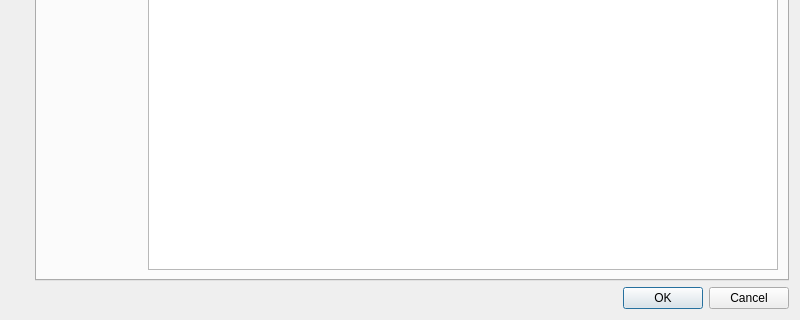
Above: activate/resources/ui/settings.ui from TomFryers/activate before the change; both pictures show x 0 to 800 and y 280 to 600 of the 800 by 600 pixel window. Below: the same form after it.
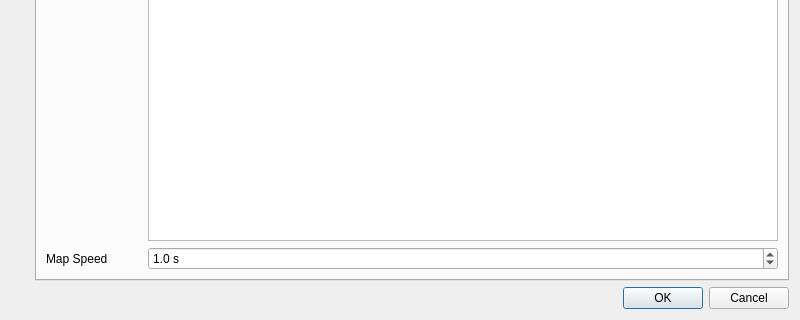
That is the form after the change. Custom widgets are drawn as their Qt base class.

Commit message: Allow changing map fly speed

Diff of the .ui file:
```diff
--- a/activate/resources/ui/settings.ui
+++ b/activate/resources/ui/settings.ui
@@ -47,6 +47,32 @@
          </property>
         </widget>
        </item>
+       <item row="1" column="0">
+        <widget class="QLabel" name="map_speed">
+         <property name="text">
+          <string>Map Speed</string>
+         </property>
+        </widget>
+       </item>
+       <item row="1" column="1">
+        <widget class="QDoubleSpinBox" name="map_speed_edit">
+         <property name="suffix">
+          <string> s</string>
+         </property>
+         <property name="decimals">
+          <number>1</number>
+         </property>
+         <property name="maximum">
+          <double>10.000000000000000</double>
+         </property>
+         <property name="singleStep">
+          <double>0.100000000000000</double>
+         </property>
+         <property name="value">
+          <double>1.000000000000000</double>
+         </property>
+        </widget>
+       </item>
       </layout>
      </widget>
      <widget class="QWidget" name="units_tab">
```
The commit also changes 4 other files.
